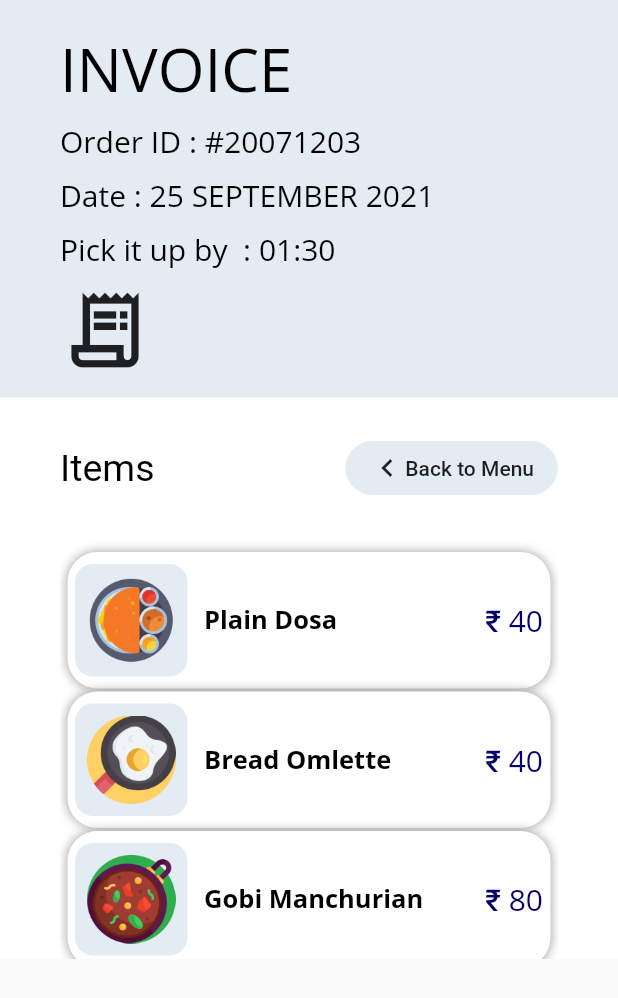
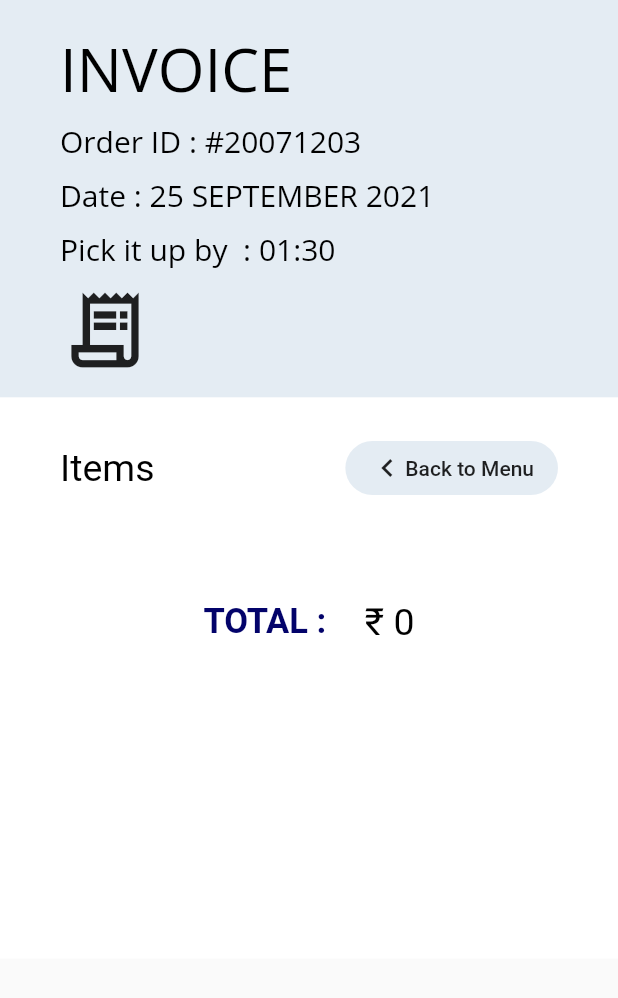
Before and after one commit to aravintharaj-s/Food-Order-App-SD-Lab, a Flutter app: the InvoicePage screen opened by its route, on a phone screen of 412 x 824 dp. Shown: the top 998 px of the screen. Run offline on Flutter 3.47's test engine with Material 2 defaults, Android fonts, the phone set to English and light mode, and no system bars; our stand-ins replace cloud_firestore, firebase_auth, firebase_core, simple_animations, supercharged; accounts and stored records are empty.

Commit message:
invoice page fixed

```diff
--- a/lib/Pages/invoice.dart
+++ b/lib/Pages/invoice.dart
@@ -3,10 +3,16 @@ import 'package:sdlad_fos/Pages/menupage.dart';
 import 'package:sdlad_fos/constants.dart';
 import 'package:sdlad_fos/utilities/menuText.dart';
 
-class InvoicePage extends StatelessWidget {
+class InvoicePage extends StatefulWidget {
   static String id = 'Invoice_page';
 
   const InvoicePage({Key? key}) : super(key: key);
+
+  @override
+  State<InvoicePage> createState() => _InvoicePageState();
+}
+
+class _InvoicePageState extends State<InvoicePage> {
   @override
   Widget build(BuildContext context) {
     return Material(
@@ -66,6 +72,10 @@ class InvoicePage extends StatelessWidget {
 }
 
 Widget invoiceBody(context) {
+  int total = 0;
+  for (int i = 0; i < cartItems.length; i++) {
+    total = total + cartItems[i]['price'] as int;
+  }
   return Container(
     height: 374,
     padding: const EdgeInsets.symmetric(horizontal: 40),
@@ -102,18 +112,18 @@ Widget invoiceBody(context) {
           ),
           Column(
             children: List.generate(
-              CartFoodList.length,
+              cartItems.length,
               (index) => CartFoodCard(
-                CartFoodList[index]['imagePath'],
-                CartFoodList[index]['name'],
-                CartFoodList[index]['price'],
+                cartItems[index]['imagePath'],
+                cartItems[index]['name'],
+                cartItems[index]['price'],
               ),
             ),
           ),
           const SizedBox(
             height: 34,
           ),
-          invoiceTotal(160),
+          invoiceTotal(total),
         ],
       ),
     ),
--- a/lib/Pages/menupage.dart
+++ b/lib/Pages/menupage.dart
@@ -165,7 +165,7 @@ class _MenuPageState extends State<MenuPage> {
                   selectedCategoryCard == index ? kDarkssn : kInactiveColor,
               shape: const CircleBorder(),
               child: Icon(
-                Icons.chevron_right,
+                Icons.arrow_downward_outlined,
                 color:
                     selectedCategoryCard == index ? Colors.white : Colors.black,
                 size: 20,
@@ -206,7 +206,7 @@ Widget popularFoodCard(String imagePath, String name, int price) {
                 ),
               ),
               const SizedBox(
-                width: 20.0,
+                width: 15.0,
               ),
               Column(
                 crossAxisAlignment: CrossAxisAlignment.start,
--- a/lib/main.dart
+++ b/lib/main.dart
@@ -27,13 +27,13 @@ class MyApp extends StatelessWidget {
         ),
         initialRoute: Splash.id,
         routes: {
-          Splash.id: (context) => const Splash(),
+          Splash.id: (context) =>  Splash(),
           LoginPage.id: (context) => const LoginPage(),
           Signup.id: (context) => Signup(),
-          ForgotPassword.id: (context) => const ForgotPassword(),
+          ForgotPassword.id: (context) =>  ForgotPassword(),
           MenuPage.id: (context) => const MenuPage(),
           //CartPage.id: (context) => const CartPage(),
-          InvoicePage.id: (context) => const InvoicePage()
+          InvoicePage.id: (context) =>  InvoicePage()
         });
   }
 }
--- a/pubspec.yaml
+++ b/pubspec.yaml
@@ -27,7 +27,7 @@ dependencies:
   firebase_core: ^1.8.0
   firebase_analytics: ^8.3.4
   firebase_auth: ^3.1.4
-  cloud_firestore: ^2.5.4
+  cloud_firestore: ^3.1.4
 
 
   # The following adds the Cupertino Icons font to your application.
```
Also changed, not shown: lib/Pages/login_page.dart (+29 -0 lines), lib/utilities/sample_cart.dart (+15 -12 lines), pubspec.lock.
